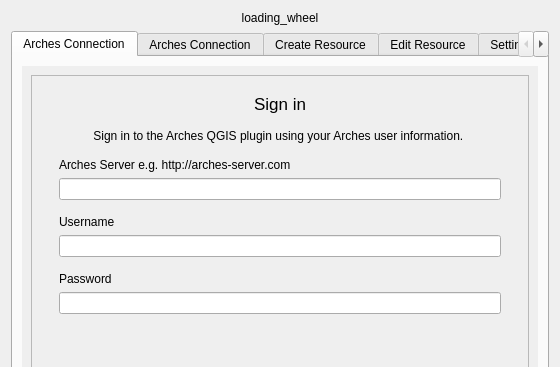
Old version of the form arches_project/ui/arches_project_dialog_base.ui in the repository archesproject/arches-qgis; both pictures show x 0 to 560 and y 0 to 367 of the 560 by 700 pixel window.
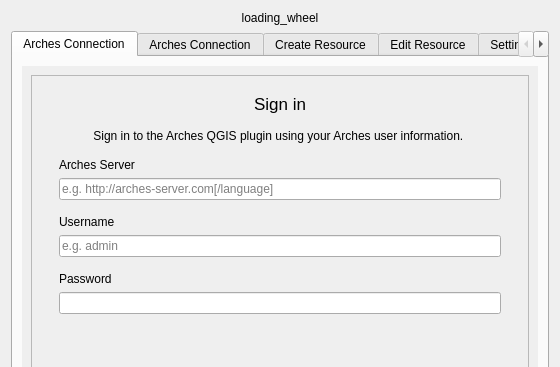
New version of the form. The open tabs and pages were chosen to show the change. Icons and pictures are not drawn.

Commit message: add placeholder for i18n and explain url function (#43)

The edit to the form file:
```diff
--- a/arches_project/ui/arches_project_dialog_base.ui
+++ b/arches_project/ui/arches_project_dialog_base.ui
@@ -185,12 +185,16 @@
                  <item>
                   <widget class="QLabel" name="archesServerLabel">
                    <property name="text">
-                    <string>Arches Server e.g. http://arches-server.com</string>
+                    <string>Arches Server</string>
                    </property>
                   </widget>
                  </item>
                  <item>
-                  <widget class="QLineEdit" name="archesServerInput"/>
+                  <widget class="QLineEdit" name="archesServerInput">
+                   <property name="placeholderText">
+                    <string>e.g. http://arches-server.com[/language]</string>
+                   </property>
+                  </widget>
                  </item>
                 </layout>
                </widget>
@@ -215,7 +219,11 @@
                   </widget>
                  </item>
                  <item>
-                  <widget class="QLineEdit" name="usernameInput"/>
+                  <widget class="QLineEdit" name="usernameInput">
+                   <property name="placeholderText">
+                    <string>e.g. admin</string>
+                   </property>
+                  </widget>
                  </item>
                 </layout>
                </widget>
```
Left out of the diff: 2 changed lines with no effect on the pictures. The commit also changes 1 other file.
